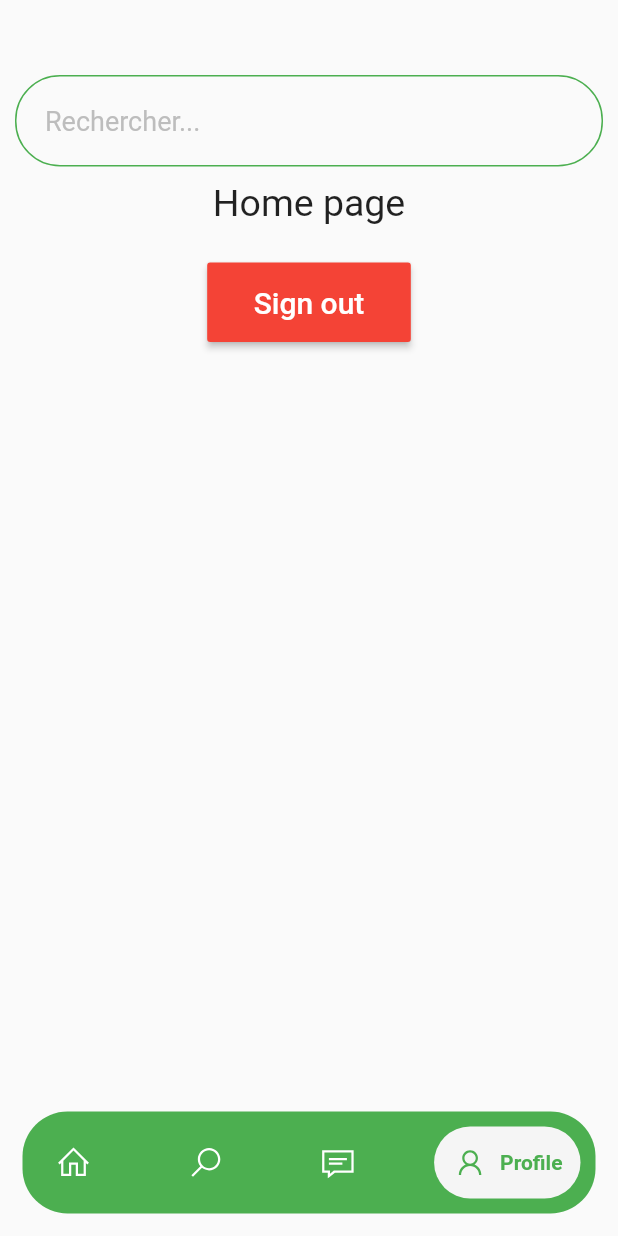
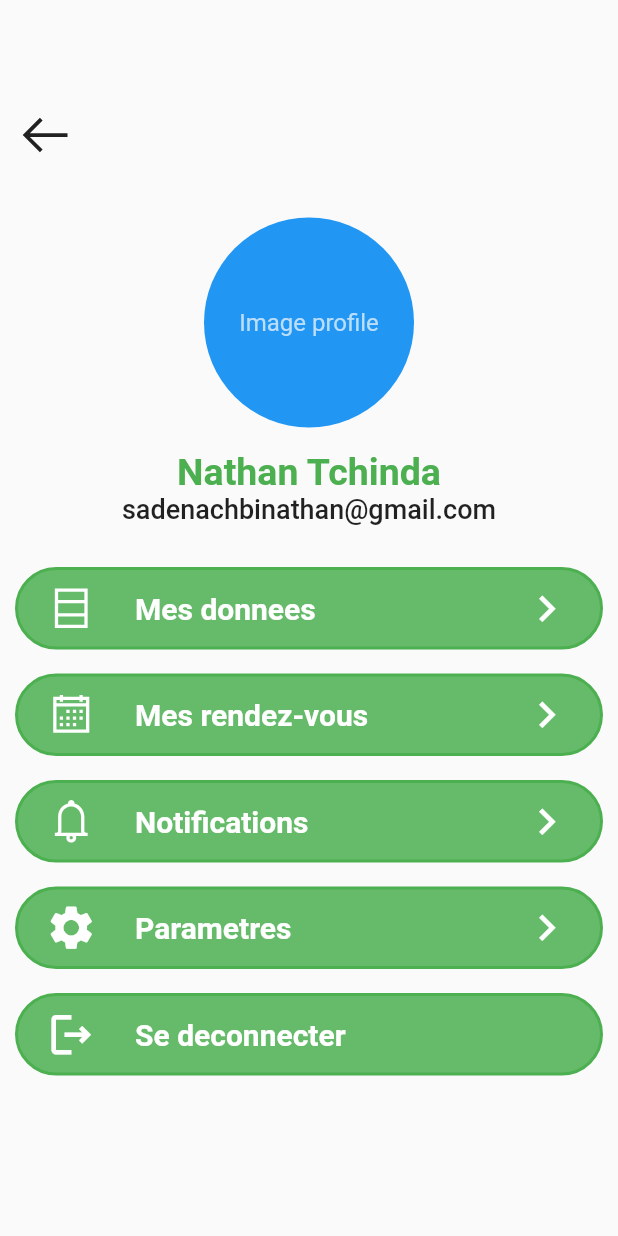
Before and after one commit to devsourcenathan/health_care, a Flutter app: the HomePage screen opened directly, item 4 of the bottom bar chosen, on a phone screen of 412 x 824 dp. Run offline on Flutter 3.47's test engine with Material 2 defaults, Android fonts, the phone set to English and light mode, and no system bars; drawn by our look-alikes of google_nav_bar; our stand-ins replace cloud_firestore, firebase_auth, firebase_core, line_icons, shared_preferences, smooth_page_indicator; accounts and stored records are empty.

Commit message:
update profile screen

```diff
--- a/lib/main.dart
+++ b/lib/main.dart
@@ -1,6 +1,8 @@
 import 'package:flutter/material.dart';
 import 'package:firebase_core/firebase_core.dart';
 import 'package:medical_project/screens/auth/auth_page.dart';
+import 'package:medical_project/screens/home/main_page.dart';
+import 'package:medical_project/screens/profile/profile_screen.dart';
 import 'package:medical_project/utils/firebase_options.dart';
 import 'package:medical_project/screens/onboarding/onboarding_screen.dart';
 import 'package:shared_preferences/shared_preferences.dart';
@@ -26,8 +28,8 @@ class MyApp extends StatelessWidget {
   @override
   Widget build(BuildContext context) {
     return MaterialApp(
-      // home: isViewed == true ? const AuthPage() : const OnBoardingScreen(),
-      home: OnBoardingScreen(),
+      home: isViewed == true ? const MainPage() : const OnBoardingScreen(),
+      // home: AuthPage(),
       debugShowCheckedModeBanner: false,
     );
   }
--- a/lib/screens/home/home_page.dart
+++ b/lib/screens/home/home_page.dart
@@ -3,8 +3,8 @@ import 'package:flutter/material.dart';
 import 'package:google_nav_bar/google_nav_bar.dart';
 import 'package:line_icons/line_icons.dart';
 import 'package:medical_project/utils/color.dart';
-import 'package:medical_project/widgets/MyBottomNavigationBar.dart';
-import 'package:medical_project/widgets/MySearchBar.dart';
+import 'package:medical_project/widgets/my_bottom_navigation_bar.dart';
+import 'package:medical_project/widgets/my_search_bar.dart';
 
 class HomePage extends StatefulWidget {
   const HomePage({super.key});
--- /dev/null
+++ b/lib/screens/profile/profile_screen.dart
@@ -0,0 +1,102 @@
+import 'package:firebase_auth/firebase_auth.dart';
+import 'package:flutter/material.dart';
+import 'package:line_icons/line_icons.dart';
+import 'package:medical_project/utils/color.dart';
+import 'package:medical_project/utils/text.dart';
+import 'package:medical_project/widgets/my_item_list.dart';
+
+class ProfileScreen extends StatelessWidget {
+  const ProfileScreen({super.key});
+
+  @override
+  Widget build(BuildContext context) {
+    return Scaffold(
+      body: Container(
+        margin: const EdgeInsets.only(top: 60),
+        padding: const EdgeInsets.all(10),
+        child: Column(
+          children: [
+            Row(
+              mainAxisAlignment: MainAxisAlignment.spaceBetween,
+              children: [
+                GestureDetector(
+                  onTap: () {
+                    Navigator.pop(context);
+                  },
+                  child: const Icon(
+                    LineIcons.arrowLeft,
+                    size: 40,
+                  ),
+                ),
+              ],
+            ),
+            const SizedBox(
+              height: 20,
+            ),
+            Column(
+              children: [
+                Container(
+                  margin: const EdgeInsets.symmetric(vertical: 15),
+                  child: const CircleAvatar(
+                    radius: 70,
+                    backgroundColor: secondary,
+                    child: Text('Image profile'),
+                  ),
+                ),
+                const Text(
+                  'Nathan Tchinda',
+                  style: TextStyle(
+                    fontSize: 25,
+                    fontWeight: FontWeight.bold,
+                    color: primary,
+                  ),
+                ),
+                const Text(
+                  'sadenachbinathan@gmail.com',
+                  style: TextStyle(
+                    fontSize: 18,
+                    fontWeight: FontWeight.w500,
+                  ),
+                ),
+              ],
+            ),
+            const SizedBox(
+              height: 20,
+            ),
+            ProfileItem(
+              leftIcon: LineIcons.database,
+              rightIcon: Icons.chevron_right,
+              itemTitle: dataText,
+              onTap: () {},
+            ),
+            ProfileItem(
+              leftIcon: LineIcons.calendar,
+              rightIcon: Icons.chevron_right,
+              itemTitle: planningText,
+              onTap: () {},
+            ),
+            ProfileItem(
+              leftIcon: LineIcons.bell,
+              rightIcon: Icons.chevron_right,
+              itemTitle: notificationText,
+              onTap: () {},
+            ),
+            ProfileItem(
+              leftIcon: Icons.settings,
+              rightIcon: Icons.chevron_right,
+              itemTitle: settingText,
+              onTap: () {},
+            ),
+            ProfileItem(
+              leftIcon: Icons.logout_outlined,
+              itemTitle: logoutText,
+              onTap: () {
+                FirebaseAuth.instance.signOut();
+              },
+            ),
+          ],
+        ),
+      ),
+    );
+  }
+}
--- a/lib/utils/text.dart
+++ b/lib/utils/text.dart
@@ -35,3 +35,11 @@ const String profile = "Profile";
 
 //Search bar text
 const String placeholderText = "Rechercher...";
+
+//Profile page text
+
+const dataText = "Mes donnees";
+const planningText = "Mes rendez-vous";
+const notificationText = "Notifications";
+const settingText = "Parametres";
+const logoutText = "Se deconnecter";
--- a/lib/widgets/MyBottomNavigationBar.dart
+++ b/lib/widgets/my_bottom_navigation_bar.dart
@@ -1,6 +1,7 @@
 import 'package:flutter/material.dart';
 import 'package:google_nav_bar/google_nav_bar.dart';
 import 'package:line_icons/line_icons.dart';
+import 'package:medical_project/screens/profile/profile_screen.dart';
 import 'package:medical_project/utils/color.dart';
 import 'package:medical_project/utils/text.dart';
 
@@ -44,22 +45,29 @@ class _MyBottomNavigationBar extends State<MyBottomNavigationBar> {
             duration: const Duration(milliseconds: 500),
             tabBackgroundColor: Colors.grey[100]!,
             color: Colors.white,
-            tabs: const [
-              GButton(
+            tabs: [
+              const GButton(
                 icon: LineIcons.home,
                 text: home,
               ),
-              GButton(
+              const GButton(
                 icon: LineIcons.search,
                 text: search,
               ),
-              GButton(
+              const GButton(
                 icon: LineIcons.sms,
                 text: chat,
               ),
               GButton(
                 icon: LineIcons.user,
                 text: profile,
+                onPressed: () {
+                  Navigator.of(context).push(
+                    MaterialPageRoute(
+                      builder: (context) => const ProfileScreen(),
+                    ),
+                  );
+                },
               ),
             ],
             selectedIndex: _selectedIndex,
--- /dev/null
+++ b/lib/widgets/my_item_list.dart
@@ -0,0 +1,65 @@
+import 'package:flutter/material.dart';
+import 'package:medical_project/utils/color.dart';
+
+class ProfileItem extends StatelessWidget {
+  final IconData leftIcon;
+  final IconData? rightIcon;
+  final String itemTitle;
+  final Function() onTap;
+
+  const ProfileItem({
+    super.key,
+    required this.leftIcon,
+    this.rightIcon,
+    required this.itemTitle,
+    required this.onTap,
+  });
+
+  @override
+  Widget build(BuildContext context) {
+    return GestureDetector(
+      onTap: onTap,
+      child: Container(
+        height: 55,
+        margin: const EdgeInsets.symmetric(vertical: 8),
+        padding: const EdgeInsets.symmetric(horizontal: 18),
+        decoration: BoxDecoration(
+          color: Colors.green[400],
+          border: Border.all(color: primary, width: 2),
+          borderRadius: BorderRadius.circular(30),
+        ),
+        child: Row(
+          mainAxisAlignment: MainAxisAlignment.spaceBetween,
+          children: [
+            Row(
+              mainAxisAlignment: MainAxisAlignment.spaceBetween,
+              children: [
+                Icon(
+                  leftIcon,
+                  size: 35,
+                  color: Colors.white,
+                ),
+                SizedBox(
+                  width: 25,
+                ),
+                Text(
+                  itemTitle,
+                  style: TextStyle(
+                    color: Colors.white,
+                    fontWeight: FontWeight.bold,
+                    fontSize: 20,
+                  ),
+                ),
+              ],
+            ),
+            Icon(
+              rightIcon,
+              color: Colors.white,
+              size: 35,
+            )
+          ],
+        ),
+      ),
+    );
+  }
+}
```
Also changed, not shown: lib/utils/firebase_options.dart, lib/widgets/my_search_bar.dart (renamed from lib/widgets/MySearchBar.dart).
